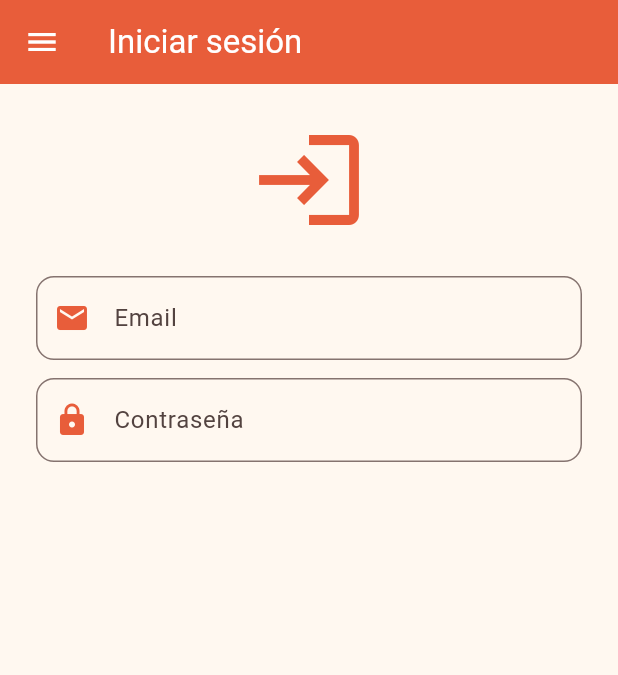
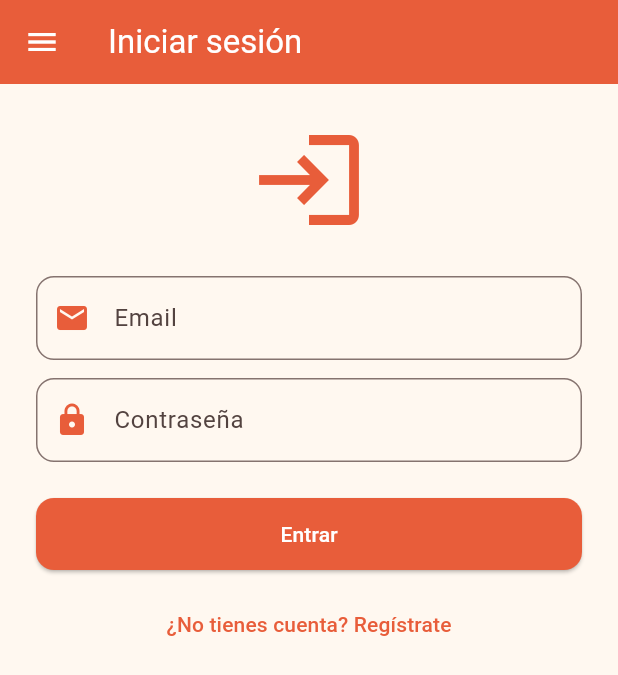
Before and after one commit to usr4173-collab/pgl_p2_myportfolio, a Flutter app: the LoginScreen screen opened by its route, on a phone screen of 412 x 824 dp. Shown: the top 675 px of the screen. Run offline on Flutter 3.47's test engine with Material 3 defaults, Android fonts, the phone set to English and light mode, and no system bars; our stand-ins replace go_router, qr_flutter, shared_preferences; accounts and stored records are empty.

Commit message:
Pantalla de inicio de sesión terminada

```diff
--- a/lib/core/constants/app_strings.dart
+++ b/lib/core/constants/app_strings.dart
@@ -21,6 +21,8 @@ class AppStrings {
   // Auth (register / login)
   static const String registerTitle = 'Crear cuenta';
   static const String loginTitle = 'Iniciar sesión';
+  static const String loginButton = 'Entrar';
+  static const String goToRegister = '¿No tienes cuenta? Regístrate';
   static const String fullName = 'Nombre completo';
   static const String email = 'Email';
   static const String password = 'Contraseña';
--- a/lib/core/services/auth_service.dart
+++ b/lib/core/services/auth_service.dart
@@ -4,6 +4,7 @@ import 'package:http/http.dart' as http;
 
 import 'package:pgl_p2_myportfolio/core/constants/api_constants.dart';
 import 'package:pgl_p2_myportfolio/core/constants/app_strings.dart';
+import 'package:pgl_p2_myportfolio/features/auth/models/user.dart';
 
 /// Error with the message that we show to the user.
 class AuthException implements Exception {
@@ -12,6 +13,19 @@ class AuthException implements Exception {
 
   @override
   String toString() => message;
+}
+
+/// Data returned by a successful login (200 OK).
+class LoginResponse {
+  final String message;
+  final String token; // JWT for the protected routes
+  final User user;
+
+  const LoginResponse({
+    required this.message,
+    required this.token,
+    required this.user,
+  });
 }
 
 /// Talks with the users API. The screens never use http directly:
@@ -26,41 +40,75 @@ class AuthService {
     required String email,
     required String password,
   }) async {
-    final Uri url = Uri.parse(ApiConstants.baseUrl + ApiConstants.register);
+    final http.Response response = await _post(ApiConstants.register, {
+      'fullName': fullName,
+      'email': email,
+      'pwd': password, // the API expects the password in "pwd"
+    });
 
-    final http.Response response;
+    final Map<String, dynamic> json = _readJson(response);
+    if (response.statusCode == 201) {
+      return json['message'] as String;
+    }
+    throw AuthException(json['message'] as String);
+  }
+
+  /// POST /users/login with { email, pwd }.
+  /// Returns message + JWT token + user (200 OK).
+  /// Throws [AuthException] with the API message if something goes wrong
+  /// (400 missing fields, 409 wrong credentials, 500...).
+  static Future<LoginResponse> login({
+    required String email,
+    required String password,
+  }) async {
+    final http.Response response = await _post(ApiConstants.login, {
+      'email': email,
+      'pwd': password,
+    });
+
+    final Map<String, dynamic> json = _readJson(response);
+    if (response.statusCode == 200) {
+      try {
+        return LoginResponse(
+          message: json['message'] as String,
+          token: json['token'] as String,
+          user: User.fromJson(json['user'] as Map<String, dynamic>),
+        );
+      } catch (_) {
+        // 200 but without token/user: still show an alert, never get stuck
+        throw const AuthException(AppStrings.connectionError);
+      }
+    }
+    throw AuthException(json['message'] as String);
+  }
+
+  /// Common part of every POST: URL, JSON headers, body and timeout.
+  static Future<http.Response> _post(
+    String endpoint,
+    Map<String, dynamic> body,
+  ) async {
     try {
-      response = await http
+      return await http
           .post(
-            url,
+            Uri.parse(ApiConstants.baseUrl + endpoint),
             headers: {'Content-Type': 'application/json'},
-            // The API expects the password in the field "pwd"
-            body: jsonEncode({
-              'fullName': fullName,
-              'email': email,
-              'pwd': password,
-            }),
+            body: jsonEncode(body),
           )
           .timeout(ApiConstants.timeout);
     } catch (_) {
       // No internet, server down or timeout
       throw const AuthException(AppStrings.connectionError);
     }
-
-    final String message = _readMessage(response);
-    if (response.statusCode == 201) {
-      return message;
-    }
-    throw AuthException(message);
   }
 
-  /// Every answer of the API has the shape { "message": "..." }.
-  static String _readMessage(http.Response response) {
+  /// Decodes the JSON body. Every answer has at least { "message": "..." }.
+  static Map<String, dynamic> _readJson(http.Response response) {
     try {
       final Map<String, dynamic> json = jsonDecode(response.body);
-      return json['message'] as String;
+      if (json['message'] is String) return json;
     } catch (_) {
-      return AppStrings.connectionError;
+      // The body was not valid JSON
     }
+    throw const AuthException(AppStrings.connectionError);
   }
 }
--- a/lib/features/auth/login_screen.dart
+++ b/lib/features/auth/login_screen.dart
@@ -1,9 +1,13 @@
 import 'package:flutter/material.dart';
+import 'package:go_router/go_router.dart';
 
 import 'package:pgl_p2_myportfolio/core/constants/app_colors.dart';
 import 'package:pgl_p2_myportfolio/core/constants/app_sizes.dart';
 import 'package:pgl_p2_myportfolio/core/constants/app_strings.dart';
+import 'package:pgl_p2_myportfolio/core/router/app_router.dart';
+import 'package:pgl_p2_myportfolio/core/services/auth_service.dart';
 import 'package:pgl_p2_myportfolio/core/widgets/drawer_menu.dart';
+import 'package:pgl_p2_myportfolio/core/widgets/response_dialog.dart';
 import 'package:pgl_p2_myportfolio/features/auth/widgets/auth_input_decoration.dart';
 
 /// Login screen: text inputs for email and password.
@@ -19,6 +23,9 @@ class _LoginScreenState extends State<LoginScreen> {
   // Later we read .text to send them to POST /users/login
   final TextEditingController _emailController = TextEditingController();
   final TextEditingController _passwordController = TextEditingController();
+
+  // true while we wait for the API (spinner + button disabled)
+  bool _isLoading = false;
 
   @override
   void dispose() {
@@ -62,10 +69,71 @@ class _LoginScreenState extends State<LoginScreen> {
               enableSuggestions: false,
               textInputAction: TextInputAction.done,
               decoration: authInputDecoration(AppStrings.password, Icons.lock),
+              // Pressing "done" on the keyboard also sends the form
+              onSubmitted: (_) => _login(),
+            ),
+            const SizedBox(height: AppSizes.spacingLarge),
+
+            // Login button: disabled (null) while the request is running
+            ElevatedButton(
+              style: ElevatedButton.styleFrom(
+                backgroundColor: AppColors.primary,
+                foregroundColor: AppColors.textOnPrimary,
+                padding: const EdgeInsets.symmetric(vertical: 14),
+                shape: RoundedRectangleBorder(
+                  borderRadius: BorderRadius.circular(AppSizes.borderRadius),
+                ),
+              ),
+              onPressed: _isLoading ? null : _login,
+              child: _isLoading
+                  ? const SizedBox(
+                      height: 20,
+                      width: 20,
+                      child: CircularProgressIndicator(
+                        strokeWidth: 2,
+                        color: AppColors.textOnPrimary,
+                      ),
+                    )
+                  : const Text(AppStrings.loginButton),
+            ),
+            const SizedBox(height: AppSizes.spacing),
+
+            // Link-style button to the register screen
+            TextButton(
+              style: TextButton.styleFrom(foregroundColor: AppColors.primary),
+              onPressed: () => context.go(AppRoutes.register),
+              child: const Text(AppStrings.goToRegister),
             ),
           ],
         ),
       ),
     );
   }
+
+  /// Sends email + password to the API and shows the answer in an alert.
+  Future<void> _login() async {
+    if (_isLoading) return; // avoids sending the form twice
+    FocusScope.of(context).unfocus(); // hide the keyboard
+    setState(() => _isLoading = true);
+
+    String message;
+    bool success;
+    try {
+      final LoginResponse response = await AuthService.login(
+        email: _emailController.text.trim(),
+        password: _passwordController.text,
+      );
+      message = response.message;
+      success = true;
+      // response.token and response.user are ready for the next steps
+    } on AuthException catch (e) {
+      message = e.message;
+      success = false;
+    }
+
+    if (!mounted) return;
+    setState(() => _isLoading = false);
+
+    await showResponseDialog(context, success: success, message: message);
+  }
 }
--- /dev/null
+++ b/lib/features/auth/models/user.dart
@@ -0,0 +1,17 @@
+/// User returned by the API on login: { "id", "fullName", "email" }.
+class User {
+  final int id;
+  final String fullName;
+  final String email;
+
+  const User({required this.id, required this.fullName, required this.email});
+
+  /// Builds a User from the JSON map of the API.
+  factory User.fromJson(Map<String, dynamic> json) {
+    return User(
+      id: json['id'] as int,
+      fullName: json['fullName'] as String,
+      email: json['email'] as String,
+    );
+  }
+}
```
Also changed, not shown: lib/features/auth/register_screen.dart (line endings or trailing spaces).
